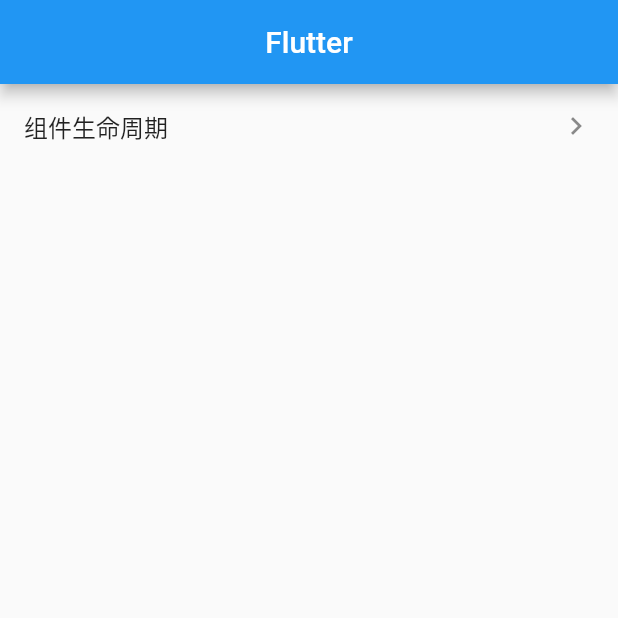
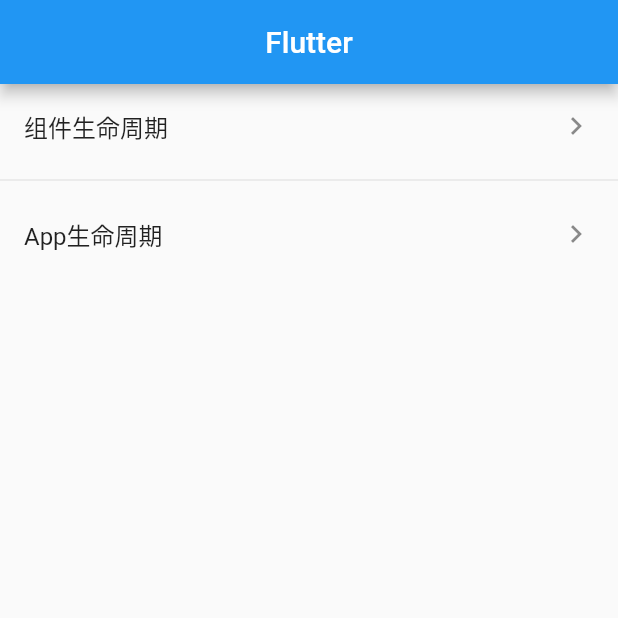
Before and after one commit to stronger-fay/tutorial_flutter, a Flutter app: the screen it shows after launch, after a tap on "组件生命周期", on a phone screen of 412 x 824 dp, the top half of it. Run offline on Flutter 3.47's test engine with Material 2 defaults, Android fonts, the phone set to English and light mode, and no system bars; our stand-ins replace fluro; statements that could not run were skipped.

Commit message:
feat: 应用生命周期

```diff
--- a/lib/pages/home_page/index.dart
+++ b/lib/pages/home_page/index.dart
@@ -7,6 +7,18 @@ class HomePage extends StatefulWidget {
 }
 
 class _HomePageState extends State<HomePage> {
+  List list = [];
+
+  @override
+  void initState() {
+    super.initState();
+
+    list = [
+      {'title': '组件生命周期', 'route': Routes.componentLifeCycle},
+      {'title': 'App生命周期', 'route': Routes.appLifeCycle},
+    ];
+  }
+
   @override
   Widget build(BuildContext context) {
     return Scaffold(
@@ -19,17 +31,15 @@ class _HomePageState extends State<HomePage> {
       body: ListView.separated(
         itemBuilder: (BuildContext context, int index) {
           return ListTile(
-            title: Text('组件生命周期'),
+            title: Text(list[index]['title']),
             trailing: Icon(Icons.keyboard_arrow_right),
-            onTap: () {
-              Routes.navigateTo(context, Routes.componentLifeCycle);
-            },
+            onTap: () => Routes.navigateTo(context, list[index]['route']),
           );
         },
         separatorBuilder: (BuildContext context, int index) {
           return Divider();
         },
-        itemCount: 1,
+        itemCount: list.length,
       ),
     );
   }
--- a/lib/routes/routers.dart
+++ b/lib/routes/routers.dart
@@ -4,6 +4,7 @@ import 'package:flutter/material.dart';
 import '../pages/not_found_page/index.dart';
 import '../pages/home_page/index.dart';
 import '../pages/component_life_cycle_page/index.dart';
+import '../pages/app_life_cycle_page/index.dart';
 
 abstract class IRouterProvider {
   void initRouter(Router router);
@@ -16,6 +17,7 @@ class Routes {
 
   static String home = '/'; // 首页
   static String componentLifeCycle = '/componentLifeCycle'; // 生命周期
+  static String appLifeCycle = '/appLifeCycle'; // 生命周期
 
   /// 初始化路由
   static void configureRoutes(Router r) {
@@ -28,6 +30,7 @@ class Routes {
     r.define(home, handler: Handler(handlerFunc: (BuildContext context, Map<String, List<String>> params) => HomePage()));
     r.define(componentLifeCycle,
         handler: Handler(handlerFunc: (BuildContext context, Map<String, List<String>> params) => ComponentLifeCyclePage()));
+    r.define(appLifeCycle, handler: Handler(handlerFunc: (BuildContext context, Map<String, List<String>> params) => AppLifeCyclePage()));
 
     _listRouter.clear();
 
```
Also changed, not shown: lib/pages/app_life_cycle_page/index.dart (added, +43 -0 lines).
